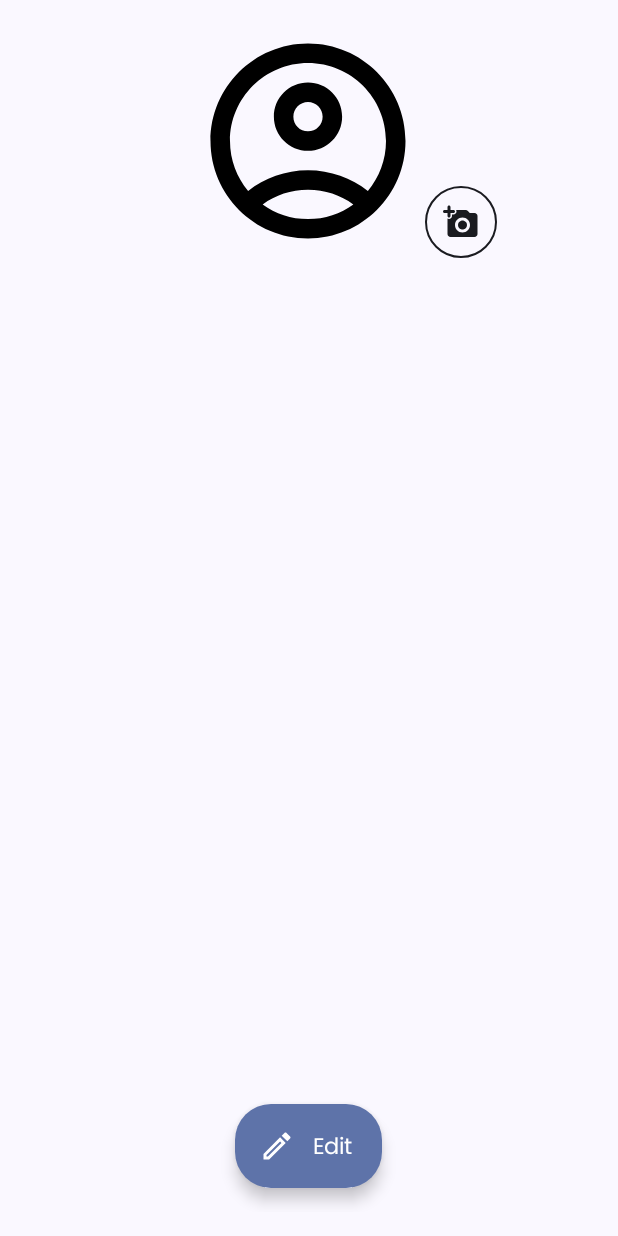
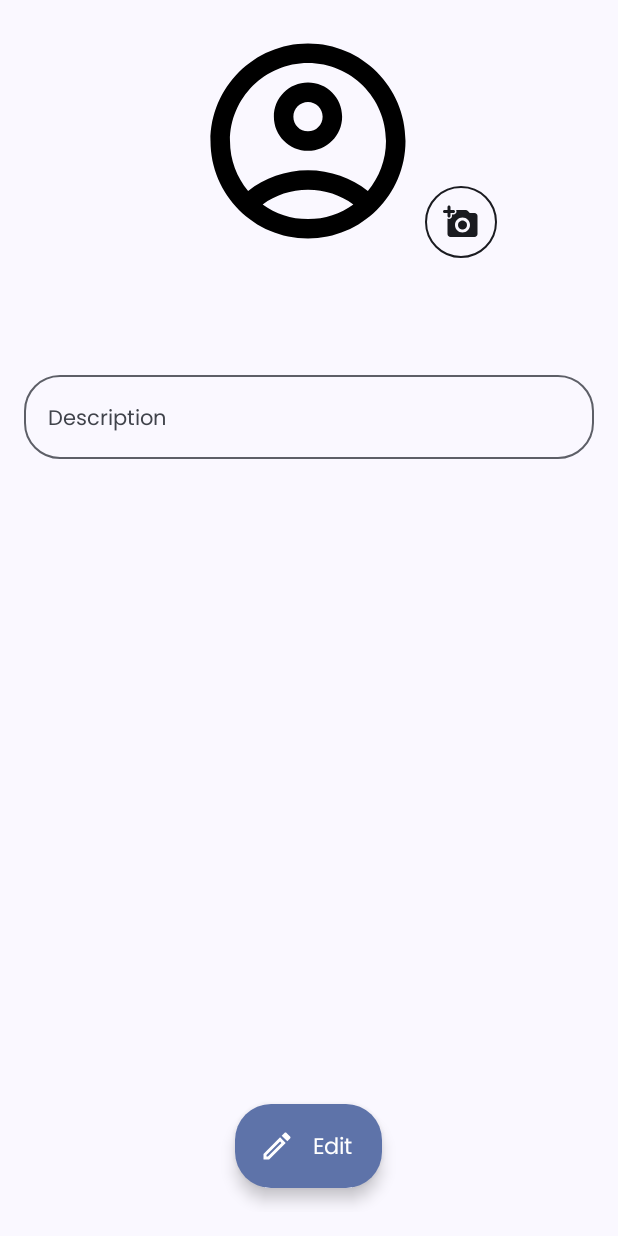
Before and after one commit to CC-MNNIT/MotiClubs, an Android app built with Jetpack Compose: the ClubDetailsScreen screen opened through its navigation route, on a phone screen of 412 x 824 dp. Run offline under Robolectric (Android 15) with nearby library versions, the phone set to English and light mode, and no system bars; our stand-ins replace Dagger/Hilt's generated code, Firebase (no records; nobody signed in at launch, a user with empty details on screens opened directly), Picasso, accompanist; libraries missing offline, so code that uses them is left out: com.canhub.cropper, com.squareup.picasso3, io.noties.markwon; pictures from the network do not load; 3 statements that could not run were skipped.

Commit message:
added club details view model and data

```diff
--- a/app/src/main/java/com/mnnit/moticlubs/api/model.kt
+++ b/app/src/main/java/com/mnnit/moticlubs/api/model.kt
@@ -29,9 +29,13 @@ data class ClubModel(
 
     @SerializedName("admins")
     @Expose
-    var admins: List<String>
+    var admins: List<String>,
+
+    @SerializedName("social")
+    @Expose
+    var socialMedia: List<String>
 ) : Parcelable {
-    constructor() : this("", "", "", "", listOf())
+    constructor() : this("", "", "", "", listOf(), listOf())
 }
 
 @Parcelize
--- a/app/src/main/java/com/mnnit/moticlubs/ui/screens/ClubDetailsScreen.kt
+++ b/app/src/main/java/com/mnnit/moticlubs/ui/screens/ClubDetailsScreen.kt
@@ -10,6 +10,7 @@ import androidx.compose.foundation.layout.*
 import androidx.compose.foundation.rememberScrollState
 import androidx.compose.foundation.shape.CircleShape
 import androidx.compose.foundation.shape.RoundedCornerShape
+import androidx.compose.foundation.text.KeyboardOptions
 import androidx.compose.foundation.verticalScroll
 import androidx.compose.material.icons.Icons
 import androidx.compose.material.icons.outlined.AccountCircle
@@ -17,16 +18,22 @@ import androidx.compose.material.icons.outlined.Edit
 import androidx.compose.material.icons.outlined.HelpOutline
 import androidx.compose.material.icons.rounded.AddAPhoto
 import androidx.compose.material3.*
+import androidx.compose.material3.MaterialTheme.colorScheme
 import androidx.compose.runtime.Composable
+import androidx.compose.runtime.mutableStateListOf
+import androidx.compose.runtime.mutableStateOf
 import androidx.compose.ui.Alignment
 import androidx.compose.ui.Modifier
 import androidx.compose.ui.draw.clip
 import androidx.compose.ui.graphics.vector.rememberVectorPainter
 import androidx.compose.ui.platform.LocalContext
 import androidx.compose.ui.text.font.FontWeight
+import androidx.compose.ui.text.input.KeyboardType
 import androidx.compose.ui.text.style.TextAlign
 import androidx.compose.ui.unit.dp
 import androidx.compose.ui.unit.sp
+import androidx.hilt.navigation.compose.hiltViewModel
+import androidx.lifecycle.ViewModel
 import coil.compose.rememberAsyncImagePainter
 import coil.request.CachePolicy
 import coil.request.ImageRequest
@@ -40,12 +47,22 @@ import com.mnnit.moticlubs.ui.activity.AppViewModel
 import com.mnnit.moticlubs.ui.theme.MotiClubsTheme
 import com.mnnit.moticlubs.ui.theme.SetNavBarsTheme
 import com.mnnit.moticlubs.ui.theme.getColorScheme
+import dagger.hilt.android.lifecycle.HiltViewModel
+import javax.inject.Inject
 
+@HiltViewModel
+class ClubDetailsScreenViewModel @Inject constructor() : ViewModel() {
+    val clubModel = mutableStateOf(ClubModel())
 
+//    val isLoading = mutableStateOf(false)
+
+//    val isEditButtonEnabled
+//        get() = !isLoading.value
+}
 
 @Composable
-fun ClubDetailsScreen(appViewModel: AppViewModel) {
-
+fun ClubDetailsScreen(appViewModel: AppViewModel,viewModel: ClubDetailsScreenViewModel = hiltViewModel()) {
+viewModel.clubModel.value = appViewModel.clubModel.value
     MotiClubsTheme(colorScheme = getColorScheme()) {
         SetNavBarsTheme()
 
@@ -73,11 +90,11 @@ fun ClubDetailsScreen(appViewModel: AppViewModel) {
                     horizontalAlignment = Alignment.CenterHorizontally
                 ) {
                     ClubProfilePic(
-                        clubModel = appViewModel.clubModel.value,
+                        viewModel = viewModel,
                         modifier = Modifier.align(Alignment.CenterHorizontally)
                     )
                     ClubInfo(
-                        clubModel = appViewModel.clubModel.value,
+                        viewModel = viewModel,
                         modifier = Modifier
                             .fillMaxWidth()
                             .padding(top = 36.dp)
@@ -89,13 +106,15 @@ fun ClubDetailsScreen(appViewModel: AppViewModel) {
 }
 
 @Composable
-fun ClubProfilePic(clubModel: ClubModel, modifier: Modifier = Modifier) {
+fun ClubProfilePic(viewModel: ClubDetailsScreenViewModel, modifier: Modifier = Modifier) {
     val context = LocalContext.current
 
     val imageCropLauncher = rememberLauncherForActivityResult(CropImageContract()) { result ->
         if (result.isSuccessful) {
 //            loading.value = true
 //            updateProfilePicture(context, result.uriContent!!, appViewModel, loading)
+            viewModel.clubModel.value.avatar = result.toString()
+
         } else {
             val exception = result.error
         }
@@ -108,12 +127,12 @@ fun ClubProfilePic(clubModel: ClubModel, modifier: Modifier = Modifier) {
 
     Row(modifier = modifier) {
         Image(
-            painter = if (clubModel.avatar.isEmpty() || !clubModel.avatar.matches(Patterns.WEB_URL.toRegex())) {
+            painter = if (viewModel.clubModel.value.avatar.isEmpty() || !viewModel.clubModel.value.avatar.matches(Patterns.WEB_URL.toRegex())) {
                 rememberVectorPainter(image = Icons.Outlined.AccountCircle)
             } else {
                 rememberAsyncImagePainter(
                     model = ImageRequest.Builder(LocalContext.current)
-                        .data(clubModel.avatar)
+                        .data(viewModel.clubModel.value.avatar)
                         .diskCachePolicy(CachePolicy.ENABLED)
                         .diskCacheKey(Constants.AVATAR)
                         .placeholder(R.drawable.outline_account_circle_24)
@@ -140,118 +159,22 @@ fun ClubProfilePic(clubModel: ClubModel, modifier: Modifier = Modifier) {
 }
 
 @Composable
-fun ClubInfo(clubModel: ClubModel, modifier: Modifier = Modifier) {
+fun ClubInfo(viewModel: ClubDetailsScreenViewModel, modifier: Modifier = Modifier) {
     val scrollState = rememberScrollState()
     Column(modifier = modifier.verticalScroll(scrollState)) {
-        Text(clubModel.name, fontSize = 24.sp, fontWeight = FontWeight.SemiBold)
-        Text(clubModel.description, fontSize = 14.sp)
+        Text(viewModel.clubModel.value.name, fontSize = 24.sp, fontWeight = FontWeight.SemiBold)
+        OutlinedTextField(
+            modifier = Modifier.fillMaxWidth(),
+            value = viewModel.clubModel.value.description,
+            onValueChange = { viewModel.clubModel.value.description = it },
+            shape = RoundedCornerShape(24.dp),
+            label = { Text(text = "Description") },
+            keyboardOptions = KeyboardOptions.Default.copy(keyboardType = KeyboardType.Text),
+            colors = TextFieldDefaults.outlinedTextFieldColors(
+                disabledTextColor = contentColorFor(backgroundColor = colorScheme.background),
+                disabledLabelColor = contentColorFor(backgroundColor = colorScheme.background),
+                disabledLeadingIconColor = contentColorFor(backgroundColor = colorScheme.background)
+            )
+        )
     }
 }
-
-//@Composable
-//private fun UserInfoFields(clubModel: ClubModel, containerHeight: Dp) {
-//    Column {
-//        Spacer(modifier = Modifier.height(8.dp))
-//
-//        NameAndDescription(clubModel)
-//
-//        ProfileProperty(stringResource(R.string.club_name), clubModel.name)
-//
-//        ProfileProperty(stringResource(R.string.members_cnt), clubModel.description)
-//
-//        ProfileProperty(stringResource(R.string.twitter), "https://www.github.com/hackeramitkumar", isLink = true)
-//
-//        // Add a spacer that always shows part (320.dp) of the fields list regardless of the device,
-//        // in order to always leave some content at the top.
-//        Spacer(Modifier.height((containerHeight - 320.dp).coerceAtLeast(0.dp)))
-//    }
-//}
-//
-//@Composable
-//private fun NameAndDescription(
-//    clubModel: ClubModel
-//) {
-//    Column(modifier = Modifier.padding(horizontal = 16.dp)) {
-//        Name(
-//            clubModel,
-//            modifier = Modifier.height(32.dp)
-//        )
-//        Position(
-//            clubModel,
-//            modifier = Modifier.padding(bottom = 10.dp)
-//        )
-//    }
-//}
-//
-//@Composable
-//private fun Name(clubModel: ClubModel, modifier: Modifier = Modifier) {
-//    Text(
-//        text = clubModel.name,
-//        modifier = modifier,
-//        style = MaterialTheme.typography.headlineSmall
-//    )
-//}
-//
-//@Composable
-//private fun Position(clubModel: ClubModel, modifier: Modifier = Modifier) {
-//    Text(
-//        text = clubModel.description,
-//        modifier = modifier,
-//        style = MaterialTheme.typography.bodyLarge,
-//        color = MaterialTheme.colorScheme.onSurfaceVariant
-//    )
-//}
-//
-//@Composable
-//private fun ProfileHeader(
-//    scrollState: ScrollState,
-//    clubModel: ClubModel
-//) {
-//    Image(
-//        modifier = Modifier
-//            .clip(CircleShape)
-//            .size(256.dp),
-//        painter = if (clubModel.avatar.isEmpty()) {
-//            rememberAsyncImagePainter(model = R.drawable.someone_else)
-//        } else {
-//            rememberAsyncImagePainter(
-//                model = ImageRequest.Builder(LocalContext.current)
-//                    .data(clubModel.avatar)
-//                    .diskCachePolicy(CachePolicy.ENABLED)
-//                    .diskCacheKey(Constants.AVATAR)
-//                    .placeholder(R.drawable.outline_account_circle_24)
-//                    .build()
-//            )
-//        },
-//        contentScale = ContentScale.Crop,
-//        contentDescription = null,
-//    )
-//}
-//
-//@Composable
-//fun ProfileProperty(label: String, value: String, isLink: Boolean = false) {
-//    Column(modifier = Modifier.padding(start = 16.dp, end = 16.dp, bottom = 16.dp)) {
-//        Divider()
-//        Text(
-//            text = label,
-//            modifier = Modifier.padding(top = 10.dp),
-//            style = MaterialTheme.typography.bodySmall,
-//            color = MaterialTheme.colorScheme.onSurfaceVariant
-//        )
-//        val style = if (isLink) {
-//            MaterialTheme.typography.bodyLarge.copy(color = MaterialTheme.colorScheme.primary)
-//        } else {
-//            MaterialTheme.typography.bodyLarge
-//        }
-//        Text(
-//            text = value,
-//            modifier = Modifier.height(24.dp),
-//            style = style
-//        )
-//    }
-//}
-//
-//@Composable
-//fun ProfileError() {
-//    Text("Some error occured")
-//}
--- a/app/src/main/java/com/mnnit/moticlubs/ui/screens/ClubScreen.kt
+++ b/app/src/main/java/com/mnnit/moticlubs/ui/screens/ClubScreen.kt
@@ -88,7 +88,7 @@ class ClubScreenViewModel @Inject constructor() : ViewModel() {
 
     val postMsg = mutableStateOf(TextFieldValue(""))
     val postsList = mutableStateListOf<PostResponse>()
-    val clubModel = mutableStateOf(ClubModel("", "", "", "", listOf()))
+    val clubModel = mutableStateOf(ClubModel("", "", "", "", listOf(), listOf()))
     val loadingPosts = mutableStateOf(false)
 
     val isPreviewMode = mutableStateOf(false)
```
